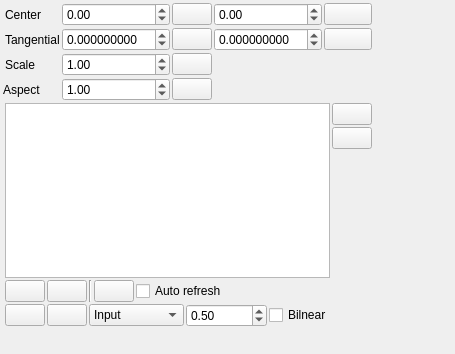
The window that utils/distortioncorrector/lensDistortionModelParametersControlWidget.ui (NickPenkrat/corecvs) describes before a commit, drawn with Qt 5.
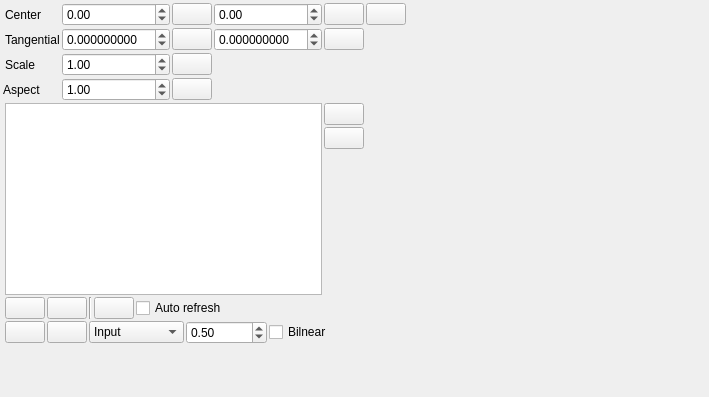
The same window after the commit. Icons and pictures are not drawn.

The edit to the form file:
```diff
--- a/utils/distortioncorrector/lensDistortionModelParametersControlWidget.ui
+++ b/utils/distortioncorrector/lensDistortionModelParametersControlWidget.ui
@@ -6,8 +6,8 @@
    <rect>
     <x>0</x>
     <y>0</y>
-    <width>455</width>
-    <height>354</height>
+    <width>709</width>
+    <height>397</height>
    </rect>
   </property>
   <property name="windowTitle">
@@ -99,19 +99,6 @@
      </property>
     </widget>
    </item>
-   <item row="0" column="7">
-    <spacer name="horizontalSpacer_3">
-     <property name="orientation">
-      <enum>Qt::Horizontal</enum>
-     </property>
-     <property name="sizeHint" stdset="0">
-      <size>
-       <width>40</width>
-       <height>20</height>
-      </size>
-     </property>
-    </spacer>
-   </item>
    <item row="1" column="1">
     <widget class="QLabel" name="label_14">
      <property name="text">
@@ -349,7 +336,7 @@
      </property>
     </spacer>
    </item>
-   <item row="5" column="1" colspan="6">
+   <item row="5" column="1" colspan="7">
     <layout class="QGridLayout" name="gridLayout_4">
      <item row="0" column="3">
       <widget class="QPushButton" name="refreshButton">
@@ -431,7 +418,7 @@
      </item>
     </layout>
    </item>
-   <item row="6" column="1" colspan="6">
+   <item row="6" column="1" colspan="7">
     <layout class="QGridLayout" name="gridLayout_3">
      <item row="0" column="2">
       <widget class="QComboBox" name="exampleComboBox">
@@ -533,6 +520,56 @@
      </item>
     </layout>
    </item>
+   <item row="1" column="8">
+    <spacer name="horizontalSpacer_4">
+     <property name="orientation">
+      <enum>Qt::Horizontal</enum>
+     </property>
+     <property name="sizeHint" stdset="0">
+      <size>
+       <width>40</width>
+       <height>20</height>
+      </size>
+     </property>
+    </spacer>
+   </item>
+   <item row="0" column="7" rowspan="5">
+    <layout class="QVBoxLayout" name="verticalLayout">
+     <item>
+      <widget class="QPushButton" name="invertPushButton">
+       <property name="toolTip">
+        <string>Invert</string>
+       </property>
+       <property name="text">
+        <string/>
+       </property>
+       <property name="icon">
+        <iconset resource="../../resources/main.qrc">
+         <normaloff>:/new/colors/colors/contrast.png</normaloff>:/new/colors/colors/contrast.png</iconset>
+       </property>
+       <property name="iconSize">
+        <size>
+         <width>24</width>
+         <height>24</height>
+        </size>
+       </property>
+      </widget>
+     </item>
+     <item>
+      <spacer name="verticalSpacer_3">
+       <property name="orientation">
+        <enum>Qt::Vertical</enum>
+       </property>
+       <property name="sizeHint" stdset="0">
+        <size>
+         <width>20</width>
+         <height>40</height>
+        </size>
+       </property>
+      </spacer>
+     </item>
+    </layout>
+   </item>
   </layout>
  </widget>
  <resources>
```
Left out of the diff: 120 changed lines with no effect on the pictures.
